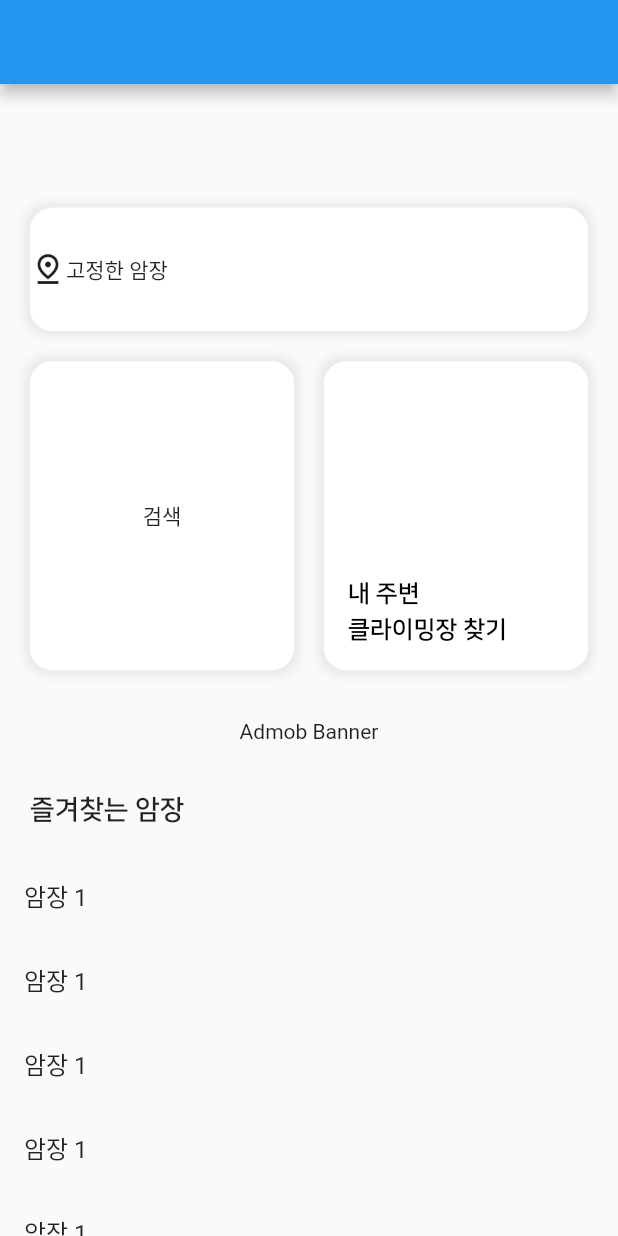
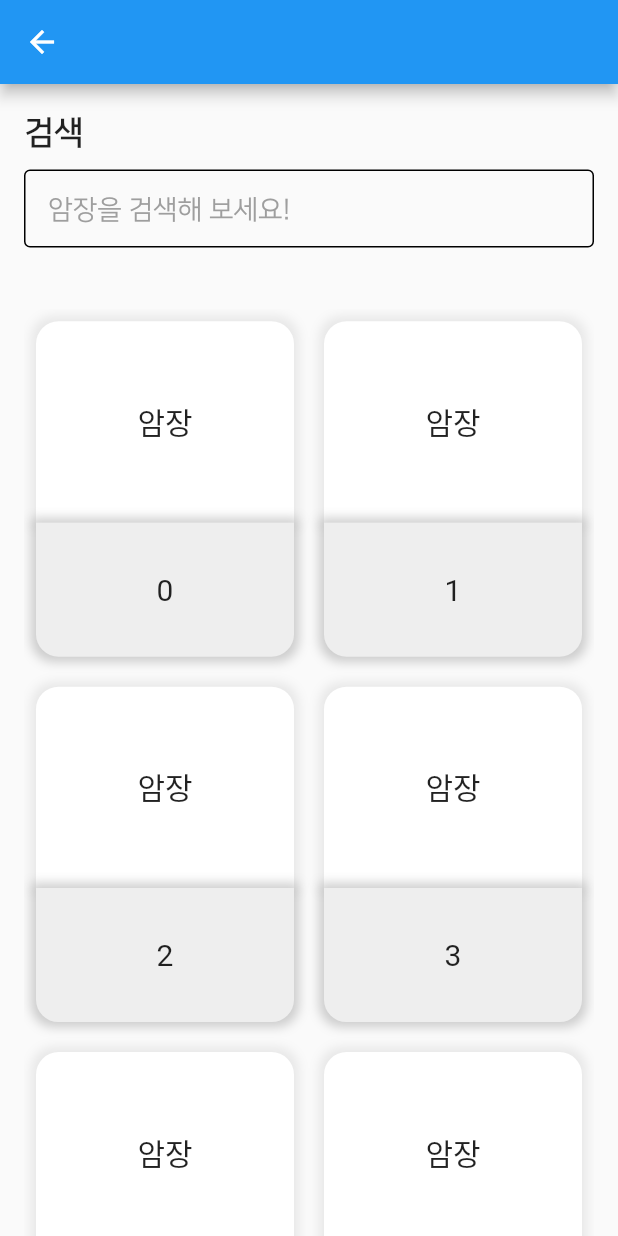
Before and after one commit to OruRock/OruRock-FrontApp-Flutter-, a Flutter app: the screen it shows after launch, after a tap on "검색", on a phone screen of 412 x 824 dp. Run offline on Flutter 3.47's test engine with Material 2 defaults, Android fonts, the phone set to English and light mode, and no system bars; drawn by our look-alikes of animated_text_kit; our stand-ins replace dio, flutter_image_slideshow, flutter_native_splash, get, logger; missing offline and left inert: bottom_sheet, flutter_naver_map; network calls fail.

Commit message:
검색 페이지 cardView Layout 생성

```diff
--- a/lib/main.dart
+++ b/lib/main.dart
@@ -8,6 +8,8 @@ import 'package:oru_rock/module/marker_detail/marker_detail.dart';
 import 'package:oru_rock/module/marker_detail/marker_detail_controller.dart';
 import 'package:oru_rock/module/naver_map/nmap.dart';
 import 'package:oru_rock/module/naver_map/nmap_controller.dart';
+import 'package:oru_rock/module/search/search_controller.dart';
+import 'package:oru_rock/module/search/search_page.dart';
 import 'package:oru_rock/routes.dart';
 
 void main() async {
@@ -47,6 +49,12 @@ class MyApp extends StatelessWidget {
               () => {Get.put(NMapController())},
             )),
         GetPage(
+            name: Routes.search,
+            page: () => const Search(),
+            binding: BindingsBuilder(
+                  () => {Get.put(SearchController())},
+            )),
+        GetPage(
             name: Routes.marker,
             page: () => const MarkerDetail(store: null),
             transition: Transition.zoom,
--- a/lib/module/home/fragment/home_service_top.dart
+++ b/lib/module/home/fragment/home_service_top.dart
@@ -48,7 +48,9 @@ class HomeServiceTop extends GetView<HomeController> {
                         borderRadius: BorderRadius.circular(RadiusSize.large)),
                     child: InkWell(
                       borderRadius: BorderRadius.circular(RadiusSize.large),
-                      onTap: () {},
+                      onTap: () {
+                        Get.toNamed(Routes.search);
+                      },
                       child: const Center(child: Text('검색')),
                     ),
                   ),
--- /dev/null
+++ b/lib/module/search/search_controller.dart
@@ -0,0 +1,9 @@
+import 'package:get/get.dart';
+
+class SearchController extends GetxController {
+
+  @override
+  void onInit() async {}
+
+
+}
--- /dev/null
+++ b/lib/module/search/search_page.dart
@@ -0,0 +1,127 @@
+import 'package:flutter/material.dart';
+import 'package:get/get.dart';
+import 'package:oru_rock/constant/style/size.dart';
+import 'package:oru_rock/module/home/fragment/home_service_top.dart';
+import 'package:oru_rock/module/home/home_controller.dart';
+
+import 'package:oru_rock/routes.dart';
+
+class Search extends GetView<HomeController> {
+  const Search({Key? key}) : super(key: key);
+
+  @override
+  Widget build(BuildContext context) {
+    return SafeArea(
+      child: Scaffold(
+        appBar: AppBar(),
+        body: Padding(
+          padding: const EdgeInsets.only(
+              top: GapSize.medium, left: GapSize.small, right: GapSize.small),
+          child: Column(
+            mainAxisSize: MainAxisSize.max,
+            crossAxisAlignment: CrossAxisAlignment.start,
+            children: [
+              const Text(
+                "검색",
+                style:
+                    TextStyle(fontSize: FontSize.xxLarge, fontFamily: "NanumB"),
+              ),
+              const SizedBox(
+                height: GapSize.xSmall,
+              ),
+              const TextField(
+                decoration: InputDecoration(
+                    filled: false,
+                    hintText: "암장을 검색해 보세요!",
+                    hintStyle: TextStyle(
+                        fontSize: FontSize.large,
+                        color: Colors.grey,
+                        fontFamily: "NanumR"),
+                    enabledBorder:
+                        OutlineInputBorder(borderSide: BorderSide(width: 1.0)),
+                    focusedBorder:
+                        OutlineInputBorder(borderSide: BorderSide(width: 1.0)),
+                    contentPadding: EdgeInsets.symmetric(
+                        vertical: GapSize.small, horizontal: GapSize.small)),
+                style:
+                    TextStyle(fontSize: FontSize.large, fontFamily: "NanumR"),
+              ),
+              SizedBox(
+                height: HeightWithRatio.xSmall,
+              ),
+              Expanded(
+                child: GridView.builder(
+                  padding: EdgeInsets.symmetric(vertical: GapSize.xxSmall, horizontal: GapSize.xxSmall),
+                  itemCount: 9, //item 개수
+                  gridDelegate: const SliverGridDelegateWithFixedCrossAxisCount(
+                    crossAxisCount: 2, //1 개의 행에 보여줄 item 개수
+                    childAspectRatio: 1 / 1.3, //item 의 가로 1, 세로 2 의 비율
+                    mainAxisSpacing: 20, //수평 Padding
+                    crossAxisSpacing: 20, //수직 Padding
+                  ),
+                  itemBuilder: (BuildContext context, int index) {
+                    //item 의 반목문 항목 형성
+                    return Container(
+                      child: Column(
+                        children: [
+                          Expanded(
+                            flex: 3,
+                            child: Container(
+                              decoration: BoxDecoration(
+                                  boxShadow: [
+                                    BoxShadow(
+                                      color: Colors.grey.withOpacity(0.2),
+                                      spreadRadius: 3,
+                                      blurRadius: 5,
+                                      offset: const Offset(0, 0), // changes position of shadow
+                                    )
+                                  ],
+                                  color: Colors.white,
+                                  borderRadius: const BorderRadius.vertical(
+                                      top: Radius.circular(RadiusSize.large))),
+                              alignment: Alignment.center,
+                              child: const Text(
+                                '암장',
+                                style: TextStyle(
+                                  fontSize: 20,
+                                ),
+                              ),
+                            ),
+                          ),
+                          Expanded(
+                            flex: 2,
+                            child: Container(
+                              decoration: BoxDecoration(
+                                  boxShadow: [
+                                    BoxShadow(
+                                      color: Colors.grey.withOpacity(0.5),
+                                      spreadRadius: 3,
+                                      blurRadius: 5,
+                                      offset: const Offset(0, 0), // changes position of shadow
+                                    )
+                                  ],
+                                  color: Colors.grey[200]!,
+                                  borderRadius: const BorderRadius.vertical(
+                                      bottom: Radius.circular(RadiusSize.large))),
+                              alignment: Alignment.center,
+                              child: Text(
+                                "$index",
+                                style: const TextStyle(
+                                  fontSize: 20,
+                                ),
+                              ),
+                            ),
+                          ),
+                        ],
+                      ),
+                    );
+                  },
+                ),
+              ),
+            ],
+          ),
+        ),
+      ),
+    );
+  }
+}
--- a/lib/routes.dart
+++ b/lib/routes.dart
@@ -1,5 +1,6 @@
 abstract class Routes {
   static const home = '/home';
   static const nmap = '/map';
+  static const search = '/search';
   static const marker = '/map/marker';
 }
```
